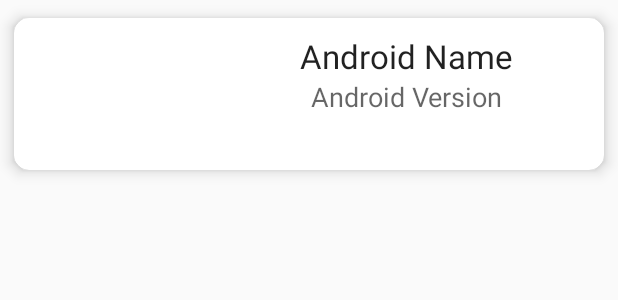
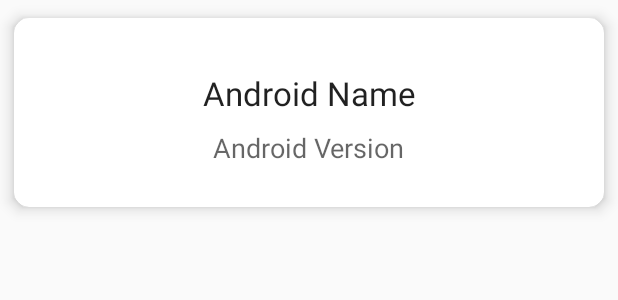
Before and after one commit to sangeetds/demuz, an Android app: the layout questionlist_item.xml on its own in the app's theme, with its tools: preview values and no code run, on a phone screen of 412 x 824 dp. Shown: the top 300 px of the screen. Run offline under Robolectric (Android 15) with nearby library versions, the phone set to English and light mode, and no system bars.

```diff
--- /dev/null
+++ b/app/src/main/java/com/example/demuz/QuestionRepository.kt
@@ -0,0 +1,5 @@
+package com.example.demuz
+
+class QuestionRepository(private val questionDao: QuestionDao) {
+    val allQuestions: List<Question> = questionDao.getAllQuestions()
+}
--- a/app/src/main/res/layout/questionlist_item.xml
+++ b/app/src/main/res/layout/questionlist_item.xml
@@ -1,6 +1,7 @@
 <?xml version="1.0" encoding="utf-8"?>
 <LinearLayout xmlns:android="http://schemas.android.com/apk/res/android"
     xmlns:card_view="http://schemas.android.com/apk/res-auto"
+    xmlns:tools="http://schemas.android.com/tools"
     android:layout_width="match_parent"
     android:layout_height="match_parent"
     android:orientation="vertical"
@@ -9,41 +10,53 @@
     <androidx.cardview.widget.CardView
         android:id="@+id/questionCard"
         android:layout_width="match_parent"
-        android:layout_height="wrap_content"
+        android:layout_height="150dp"
         card_view:cardCornerRadius="10dp"
         card_view:cardElevation="6dp"
         card_view:cardUseCompatPadding="true">
 
-        <LinearLayout
+        <androidx.constraintlayout.widget.ConstraintLayout
             android:layout_width="match_parent"
-            android:layout_height="wrap_content"
-            android:padding="5dp"
+            android:layout_height="match_parent"
+            android:padding="10dp"
             android:orientation="horizontal"
             >
 
             <ImageView
                 android:id="@+id/webLogo"
-                android:tag="image_tag"
-                android:layout_margin="5dp"
                 android:layout_width="0dp"
                 android:layout_height="80dp"
                 android:layout_weight="1"
-                android:contentDescription="webLogo" />
+                android:contentDescription="webLogo"
+                android:tag="image_tag"
+                card_view:layout_constraintBottom_toBottomOf="parent"
+                card_view:layout_constraintStart_toStartOf="parent"
+                card_view:layout_constraintTop_toTopOf="parent" />
 
-            <LinearLayout
+            <androidx.constraintlayout.widget.ConstraintLayout
                 android:layout_width="0dp"
+                android:layout_height="88dp"
                 android:layout_margin="5dp"
-                android:layout_height="wrap_content"
+                android:layout_marginEnd="24dp"
                 android:layout_weight="2"
-                android:orientation="vertical">
+                android:orientation="vertical"
+                card_view:layout_constraintBottom_toBottomOf="parent"
+                card_view:layout_constraintEnd_toEndOf="parent"
+                card_view:layout_constraintStart_toEndOf="@+id/webLogo"
+                card_view:layout_constraintTop_toTopOf="parent"
+                card_view:layout_constraintVertical_bias="0.578">
 
                 <TextView
                     android:id="@+id/questionName"
                     android:layout_width="wrap_content"
                     android:layout_height="wrap_content"
                     android:layout_gravity="center_horizontal"
+                    android:layout_marginTop="16dp"
                     android:text="Android Name"
-                    android:textAppearance="?android:attr/textAppearanceLarge" />
+                    android:textAppearance="?android:attr/textAppearanceLarge"
+                    card_view:layout_constraintEnd_toEndOf="parent"
+                    card_view:layout_constraintStart_toStartOf="parent"
+                    card_view:layout_constraintTop_toTopOf="parent" />
 
                 <TextView
                     android:id="@+id/questionContent"
@@ -51,10 +64,14 @@
                     android:layout_height="wrap_content"
                     android:layout_gravity="center_horizontal"
                     android:text="Android Version"
-                    android:textAppearance="?android:attr/textAppearanceMedium" />
+                    android:textAppearance="?android:attr/textAppearanceMedium"
+                    card_view:layout_constraintBottom_toBottomOf="parent"
+                    card_view:layout_constraintEnd_toEndOf="parent"
+                    card_view:layout_constraintStart_toStartOf="parent"
+                    card_view:layout_constraintTop_toBottomOf="@+id/questionName" />
 
-            </LinearLayout>
-        </LinearLayout>
+            </androidx.constraintlayout.widget.ConstraintLayout>
+        </androidx.constraintlayout.widget.ConstraintLayout>
 
     </androidx.cardview.widget.CardView>
 
```
Also changed, not shown: app/build.gradle (+12 -0 lines), app/src/main/java/com/example/demuz/MainActivity.kt (+4 -22 lines), app/src/main/java/com/example/demuz/Question.kt (+16 -8 lines), app/src/main/java/com/example/demuz/QuestionDao.kt (added, +16 -0 lines), app/src/main/java/com/example/demuz/QuestionDataBase.kt (added, +30 -0 lines), app/src/main/res/drawable-v24/hr.png (deleted), app/src/main/res/drawable-v24/lc.png (deleted), app/src/main/res/drawable-xxxhdpi/hr.png (added), app/src/main/res/drawable-xxxhdpi/lc.png (added), 1 other file.
